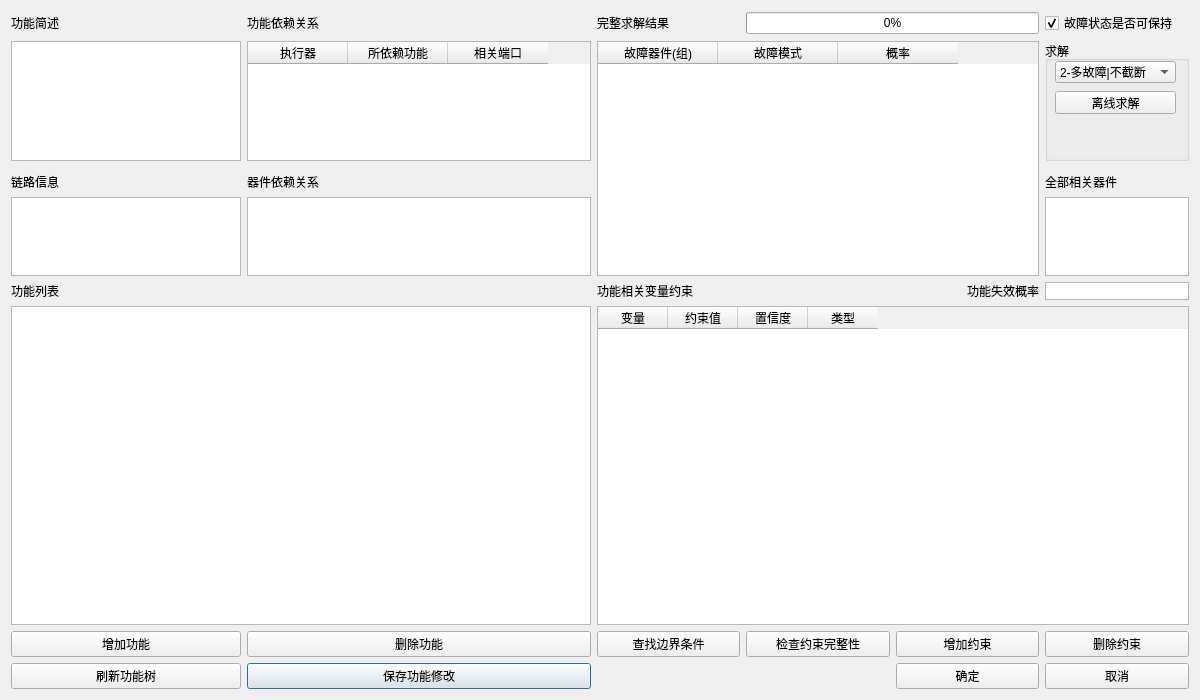
Old version of the form widget/selectfunctiondialog.ui in the repository lushisongicloud/T-Designer.
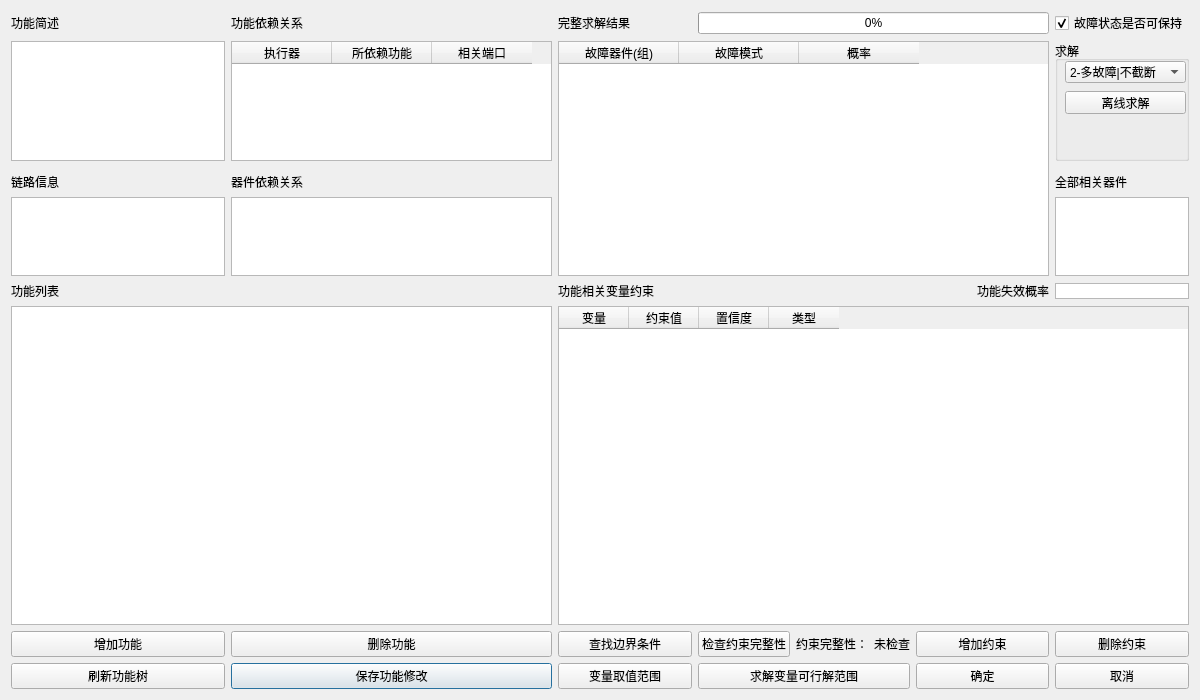
New version of the form.

The edit to the form file:
```diff
--- a/widget/selectfunctiondialog.ui
+++ b/widget/selectfunctiondialog.ui
@@ -25,9 +25,6 @@
   <property name="windowTitle">
    <string>选择待诊断的功能</string>
   </property>
-  <property name="styleSheet">
-   <string notr="true"/>
-  </property>
   <property name="sizeGripEnabled">
    <bool>false</bool>
   </property>
@@ -50,7 +47,7 @@
      <property name="maximumSize">
       <size>
        <width>2000</width>
-       <height>18</height>
+       <height>16</height>
       </size>
      </property>
      <property name="inputMethodHints">
@@ -62,9 +59,6 @@
      <property name="horizontalScrollBarPolicy">
       <enum>Qt::ScrollBarAlwaysOff</enum>
      </property>
-     <property name="plainText">
-      <string/>
-     </property>
     </widget>
    </item>
    <item row="0" column="3" colspan="2">
@@ -91,13 +85,6 @@
      </property>
     </widget>
    </item>
-   <item row="9" column="5">
-    <widget class="QPushButton" name="btn_DelObs">
-     <property name="text">
-      <string>删除约束</string>
-     </property>
-    </widget>
-   </item>
    <item row="10" column="0">
     <widget class="QPushButton" name="btn_UpdateSubFunc">
      <property name="text">
@@ -153,6 +140,30 @@
      </property>
     </widget>
    </item>
+   <item row="8" column="0" colspan="2">
+    <widget class="QTreeWidget" name="functionTree">
+     <property name="sizePolicy">
+      <sizepolicy hsizetype="Preferred" vsizetype="Preferred">
+       <horstretch>0</horstretch>
+       <verstretch>0</verstretch>
+      </sizepolicy>
+     </property>
+     <property name="minimumSize">
+      <size>
+       <width>0</width>
+       <height>0</height>
+      </size>
+     </property>
+     <attribute name="headerVisible">
+      <bool>false</bool>
+     </attribute>
+     <column>
+      <property name="text">
+       <string notr="true">1</string>
+      </property>
+     </column>
+    </widget>
+   </item>
    <item row="5" column="0">
     <widget class="QLabel" name="label_4">
      <property name="text">
@@ -252,9 +263,6 @@
    </item>
    <item row="0" column="1">
     <widget class="QLabel" name="label_6">
-     <property name="styleSheet">
-      <string notr="true"/>
-     </property>
      <property name="text">
       <string>功能依赖关系</string>
      </property>
@@ -304,11 +312,7 @@
     </widget>
    </item>
    <item row="6" column="1">
-    <widget class="QTextEdit" name="textEditComponentDependency">
-     <property name="styleSheet">
-      <string notr="true"/>
-     </property>
-    </widget>
+    <widget class="QTextEdit" name="textEditComponentDependency"/>
    </item>
    <item row="6" column="0">
     <widget class="QPlainTextEdit" name="textEditLink">
@@ -342,11 +346,29 @@
     </widget>
    </item>
    <item row="9" column="3">
-    <widget class="QPushButton" name="btn_CheckConstraints">
-     <property name="text">
-      <string>检查约束完整性</string>
-     </property>
-    </widget>
+    <layout class="QHBoxLayout" name="layoutConstraintIntegrity">
+     <item>
+      <widget class="QPushButton" name="btn_CheckConstraints">
+       <property name="text">
+        <string>检查约束完整性</string>
+       </property>
+      </widget>
+     </item>
+     <item>
+      <widget class="QLabel" name="labelConstraintIntegrityTitle">
+       <property name="text">
+        <string>约束完整性：</string>
+       </property>
+      </widget>
+     </item>
+     <item>
+      <widget class="QLabel" name="labelConstraintIntegrityValue">
+       <property name="text">
+        <string>未检查</string>
+       </property>
+      </widget>
+     </item>
+    </layout>
    </item>
    <item row="3" column="5">
     <widget class="QGroupBox" name="groupBox">
@@ -408,52 +430,25 @@
      </widget>
     </widget>
    </item>
-   <item row="8" column="0" colspan="2">
-    <widget class="QWidget" name="widget" native="true">
-     <property name="styleSheet">
-      <string notr="true"/>
+   <item row="10" column="2">
+    <widget class="QPushButton" name="btn_VariableRanges">
+     <property name="text">
+      <string>变量取值范围</string>
      </property>
-     <layout class="QGridLayout" name="gridLayout_2">
-      <property name="leftMargin">
-       <number>0</number>
-      </property>
-      <property name="topMargin">
-       <number>0</number>
-      </property>
-      <property name="rightMargin">
-       <number>0</number>
-      </property>
-      <property name="bottomMargin">
-       <number>0</number>
-      </property>
-      <property name="spacing">
-       <number>0</number>
-      </property>
-      <item row="0" column="0">
-       <widget class="QTreeWidget" name="functionTree">
-        <property name="sizePolicy">
-         <sizepolicy hsizetype="Preferred" vsizetype="Preferred">
-          <horstretch>0</horstretch>
-          <verstretch>0</verstretch>
-         </sizepolicy>
-        </property>
-        <property name="minimumSize">
-         <size>
-          <width>0</width>
-          <height>0</height>
-         </size>
-        </property>
-        <attribute name="headerVisible">
-         <bool>false</bool>
-        </attribute>
-        <column>
-         <property name="text">
-          <string notr="true">1</string>
-         </property>
-        </column>
-       </widget>
-      </item>
-     </layout>
+    </widget>
+   </item>
+   <item row="10" column="3">
+    <widget class="QPushButton" name="btn_VariableValueSolve">
+     <property name="text">
+      <string>求解变量可行解范围</string>
+     </property>
+    </widget>
+   </item>
+   <item row="9" column="5">
+    <widget class="QPushButton" name="btn_DelObs">
+     <property name="text">
+      <string>删除约束</string>
+     </property>
     </widget>
    </item>
   </layout>
```
